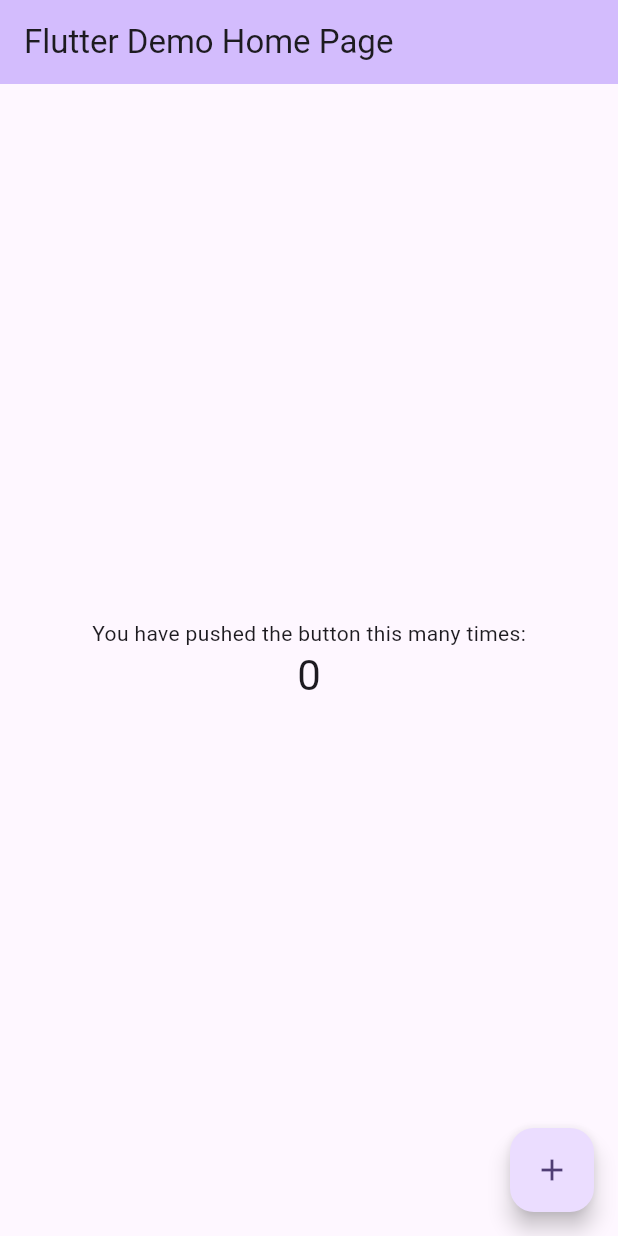
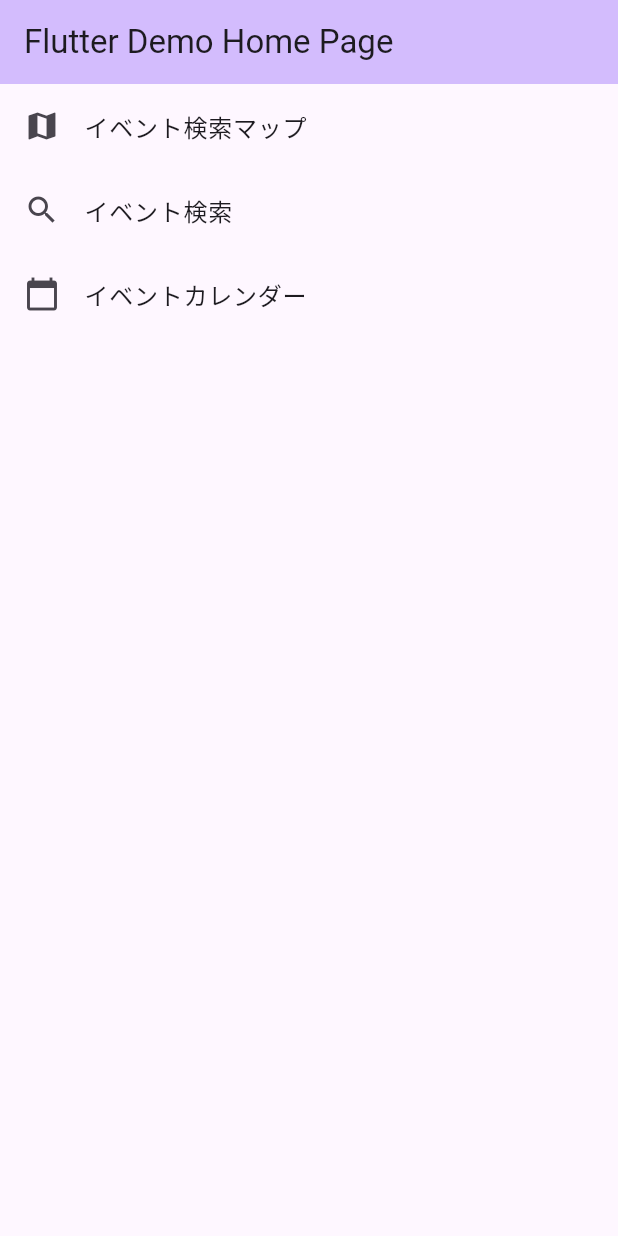
Before and after one commit to Kenta2997/map_app, a Flutter app: the screen it shows after launch, on a phone screen of 412 x 824 dp. Run offline on Flutter 3.47's test engine with Material 3 defaults, Android fonts, the phone set to English and light mode, and no system bars; our stand-ins replace flutter_map, latlong2.

Commit message:
地図上のイベントを選択できるまで

```diff
--- a/lib/main.dart
+++ b/lib/main.dart
@@ -1,4 +1,6 @@
 import 'package:flutter/material.dart';
+import 'package:map_app/screens/home_page.dart';
+import 'package:map_app/screens/map_page.dart';
 
 void main() {
   runApp(const MyApp());
@@ -7,119 +9,18 @@ void main() {
 class MyApp extends StatelessWidget {
   const MyApp({super.key});
 
-  // This widget is the root of your application.
   @override
   Widget build(BuildContext context) {
     return MaterialApp(
       title: 'Flutter Demo',
       theme: ThemeData(
-        // This is the theme of your application.
-        //
-        // TRY THIS: Try running your application with "flutter run". You'll see
-        // the application has a purple toolbar. Then, without quitting the app,
-        // try changing the seedColor in the colorScheme below to Colors.green
-        // and then invoke "hot reload" (save your changes or press the "hot
-        // reload" button in a Flutter-supported IDE, or press "r" if you used
-        // the command line to start the app).
-        //
-        // Notice that the counter didn't reset back to zero; the application
-        // state is not lost during the reload. To reset the state, use hot
-        // restart instead.
-        //
-        // This works for code too, not just values: Most code changes can be
-        // tested with just a hot reload.
         colorScheme: ColorScheme.fromSeed(seedColor: Colors.deepPurple),
         useMaterial3: true,
       ),
-      home: const MyHomePage(title: 'Flutter Demo Home Page'),
+      home: const HomePage(title: 'Flutter Demo Home Page'),
+       routes: {
+        '/map': (context) => const MapWidget(),
+      },
     );
   }
 }
-
-class MyHomePage extends StatefulWidget {
-  const MyHomePage({super.key, required this.title});
-
-  // This widget is the home page of your application. It is stateful, meaning
-  // that it has a State object (defined below) that contains fields that affect
-  // how it looks.
-
-  // This class is the configuration for the state. It holds the values (in this
-  // case the title) provided by the parent (in this case the App widget) and
-  // used by the build method of the State. Fields in a Widget subclass are
-  // always marked "final".
-
-  final String title;
-
-  @override
-  State<MyHomePage> createState() => _MyHomePageState();
-}
-
-class _MyHomePageState extends State<MyHomePage> {
-  int _counter = 0;
-
-  void _incrementCounter() {
-    setState(() {
-      // This call to setState tells the Flutter framework that something has
-      // changed in this State, which causes it to rerun the build method below
-      // so that the display can reflect the updated values. If we changed
-      // _counter without calling setState(), then the build method would not be
-      // called again, and so nothing would appear to happen.
-      _counter++;
-    });
-  }
-
-  @override
-  Widget build(BuildContext context) {
-    // This method is rerun every time setState is called, for instance as done
-    // by the _incrementCounter method above.
-    //
-    // The Flutter framework has been optimized to make rerunning build methods
-    // fast, so that you can just rebuild anything that needs updating rather
-    // than having to individually change instances of widgets.
-    return Scaffold(
-      appBar: AppBar(
-        // TRY THIS: Try changing the color here to a specific color (to
-        // Colors.amber, perhaps?) and trigger a hot reload to see the AppBar
-        // change color while the other colors stay the same.
-        backgroundColor: Theme.of(context).colorScheme.inversePrimary,
-        // Here we take the value from the MyHomePage object that was created by
-        // the App.build method, and use it to set our appbar title.
-        title: Text(widget.title),
-      ),
-      body: Center(
-        // Center is a layout widget. It takes a single child and positions it
-        // in the middle of the parent.
-        child: Column(
-          // Column is also a layout widget. It takes a list of children and
-          // arranges them vertically. By default, it sizes itself to fit its
-          // children horizontally, and tries to be as tall as its parent.
-          //
-          // Column has various properties to control how it sizes itself and
-          // how it positions its children. Here we use mainAxisAlignment to
-          // center the children vertically; the main axis here is the vertical
-          // axis because Columns are vertical (the cross axis would be
-          // horizontal).
-          //
-          // TRY THIS: Invoke "debug painting" (choose the "Toggle Debug Paint"
-          // action in the IDE, or press "p" in the console), to see the
-          // wireframe for each widget.
-          mainAxisAlignment: MainAxisAlignment.center,
-          children: <Widget>[
-            const Text(
-              'You have pushed the button this many times:',
-            ),
-            Text(
-              '$_counter',
-              style: Theme.of(context).textTheme.headlineMedium,
-            ),
-          ],
-        ),
-      ),
-      floatingActionButton: FloatingActionButton(
-        onPressed: _incrementCounter,
-        tooltip: 'Increment',
-        child: const Icon(Icons.add),
-      ), // This trailing comma makes auto-formatting nicer for build methods.
-    );
-  }
-}
--- /dev/null
+++ b/lib/screens/home_page.dart
@@ -0,0 +1,53 @@
+import 'package:flutter/material.dart';
+import 'package:map_app/screens/map_page.dart';
+
+class HomePage extends StatefulWidget {
+  const HomePage({super.key, required this.title});
+
+  final String title;
+
+  @override
+  State<HomePage> createState() => _HomePageState();
+}
+
+class _HomePageState extends State<HomePage> {
+  @override
+  Widget build(BuildContext context) {
+    return Scaffold(
+      appBar: AppBar(
+        backgroundColor: Theme.of(context).colorScheme.inversePrimary,
+        title: Text(widget.title),
+      ),
+      body: ListView( // ListViewに変更
+        children: <Widget>[
+          ListTile( // リスト項目
+            leading: const Icon(Icons.map), // アイコン
+            title: const Text('イベント検索マップ'), // タイトル
+            onTap: () { // タップ時の処理
+              Navigator.push(
+                context,
+                MaterialPageRoute(builder: (context) => const MapWidget()),
+              );
+            },
+          ),
+          // 他の機能もここに追加
+          ListTile(
+            leading: const Icon(Icons.search),
+            title: const Text('イベント検索'),
+            onTap: () {
+              // イベント検索の処理
+            },
+          ),
+          ListTile(
+            leading: const Icon(Icons.calendar_today),
+            title: const Text('イベントカレンダー'),
+            onTap: () {
+              // イベントカレンダーの処理
+            },
+          ),
+          // ...
+        ],
+      ),
+    );
+  }
+}
```
Also changed, not shown: lib/models/event.dart (added, +20 -0 lines), lib/models/musician.dart (added, +13 -0 lines), lib/screens/map_page.dart (added, +120 -0 lines), lib/service/eventService.dart (added, +50 -0 lines), pubspec.yaml (+3 -71 lines), pubspec.lock.
